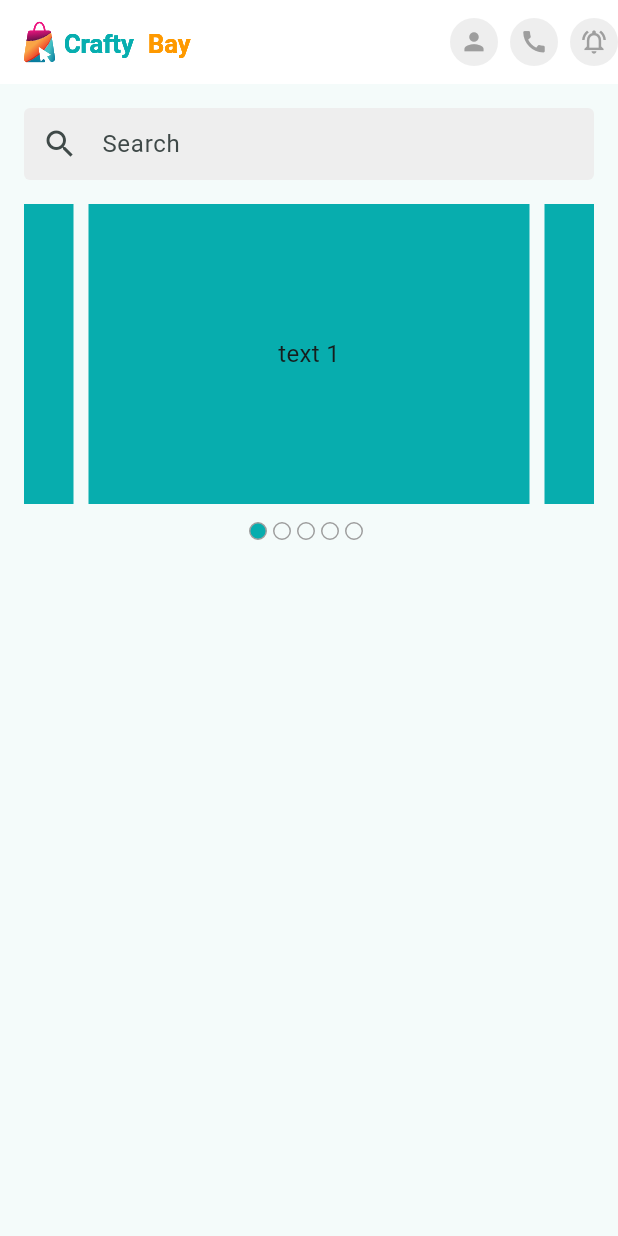
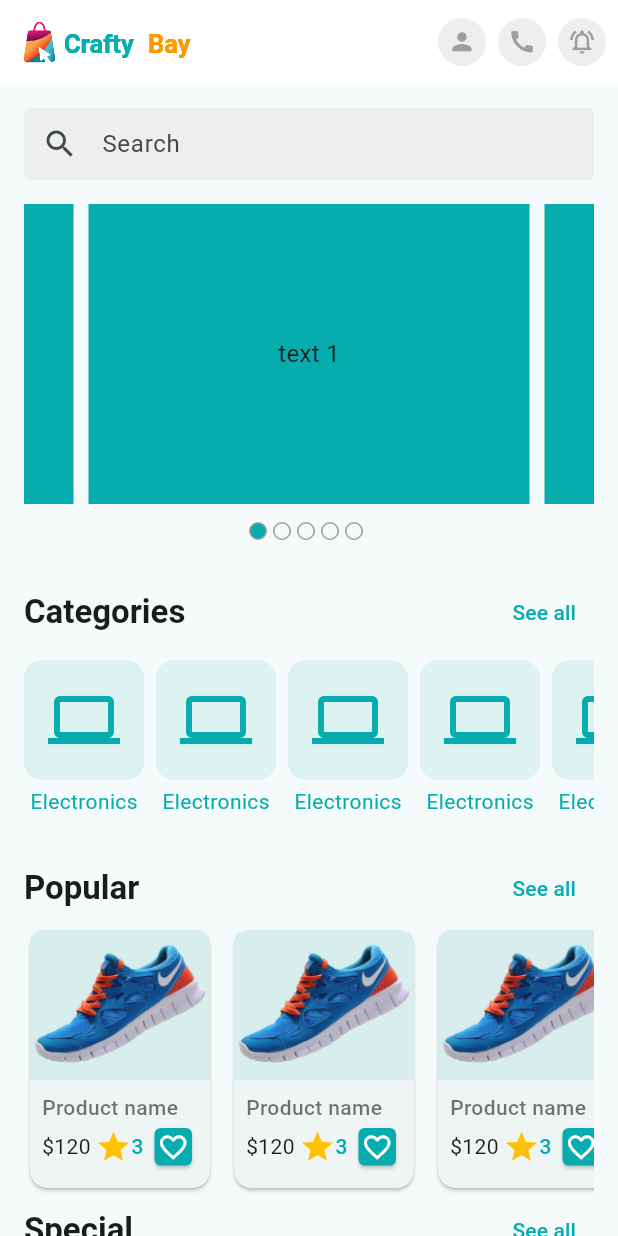
Before and after one commit to nafiurrahmansabbir/crafty_bay, a Flutter app: the screen it shows after launch, on a phone screen of 412 x 824 dp. Run offline on Flutter 3.47's test engine with Material 3 defaults, Android fonts, the phone set to English and light mode, and no system bars; drawn by our look-alikes of carousel_slider; our stand-ins replace flutter_svg, fluttertoast, get, pin_code_fields.

Commit message:
Home Page Categories,Popular,special,new section add

```diff
--- a/lib/presentation/ui/screens/HomeScreen/home_screen.dart
+++ b/lib/presentation/ui/screens/HomeScreen/home_screen.dart
@@ -1,8 +1,12 @@
 import 'package:carousel_slider/carousel_slider.dart';
 import 'package:crafty_bay/presentation/ui/screens/HomeScreen/widgets/appBar_homePage.dart';
+import 'package:crafty_bay/presentation/ui/screens/HomeScreen/widgets/build_categories_section.dart';
 import 'package:crafty_bay/presentation/ui/screens/HomeScreen/widgets/home_banner_carousel_slider.dart';
+import 'package:crafty_bay/presentation/ui/screens/HomeScreen/widgets/product_card.dart';
 import 'package:crafty_bay/presentation/ui/screens/HomeScreen/widgets/search_textfield.dart';
+import 'package:crafty_bay/presentation/ui/screens/HomeScreen/widgets/section_header.dart';
 import 'package:crafty_bay/presentation/ui/utils/app_colors.dart';
+import 'package:crafty_bay/presentation/ui/utils/assets_path.dart';
 
 import 'package:flutter/material.dart';
 
@@ -13,7 +17,7 @@ class HomeScreen extends StatefulWidget {
   State<HomeScreen> createState() => _HomeScreenState();
 }
 
-final TextEditingController _searchTEController =TextEditingController();
+final TextEditingController _searchTEController = TextEditingController();
 
 class _HomeScreenState extends State<HomeScreen> {
   @override
@@ -22,17 +26,144 @@ class _HomeScreenState extends State<HomeScreen> {
       appBar: buildAppBarHome(),
       body: Padding(
         padding: const EdgeInsets.symmetric(horizontal: 16),
-        child: Column(
-          children: [
-            const SizedBox(height: 16),
-            SearchTextField(textEditingController: _searchTEController,),
-            const SizedBox(height: 16,),
-            const HomeBannerCarouselSlider()
-          ],
+        child: SingleChildScrollView(
+          child: Column(
+            children: [
+              const SizedBox(height: 16),
+              SearchTextField(
+                textEditingController: _searchTEController,
+              ),
+              const SizedBox(
+                height: 16,
+              ),
+              const HomeBannerCarouselSlider(),
+              const SizedBox(height: 16),
+              const SizedBox(height: 8),
+              buildCategoriesSection(),
+              const SizedBox(height: 8),
+              _buildPopularProductsSection(),
+              _buildSpecialProductsSection(),
+              _buildNewProductsSection(),
+            ],
+          ),
         ),
       ),
     );
   }
+
+  Widget _buildPopularProductsSection(){
+    return Column(
+      children: [
+        SectionHeader(
+          headerText: 'Popular',
+          title: 'See all',
+          onTap: () {},
+        ),
+        SizedBox(
+          height: 180,
+          child: _buildProductListView(),
+        ),
+      ],
+    );
+  }
+  Widget _buildSpecialProductsSection(){
+    return Column(
+      children: [
+        SectionHeader(
+          headerText: 'Special',
+          title: 'See all',
+          onTap: () {},
+        ),
+        SizedBox(
+          height: 180,
+          child: _buildProductListView(),
+        ),
+      ],
+    );
+  }
+  Widget _buildNewProductsSection(){
+    return Column(
+      children: [
+        SectionHeader(
+          headerText: 'New',
+          title: 'See all',
+          onTap: () {},
+        ),
+        SizedBox(
+          height: 180,
+          child: _buildProductListView(),
+        ),
+      ],
+    );
+  }
+
+
+
+  ListView _buildProductListView() {
+    return ListView.separated(
+        scrollDirection: Axis.horizontal,
+        itemCount: 10,
+        itemBuilder: (context, index) {
+          return ProductCard();
+        },
+        separatorBuilder: (_, __) => const SizedBox(
+          width: 8,
+        ));
+  }
+
+
+
+
+  Widget buildCategoriesSection() {
+    return Column(
+      children: [
+        SectionHeader(
+          headerText: 'Categories',
+          title: 'See all',
+          onTap: () {},
+        ),
+        const SizedBox(height: 8),
+        SizedBox(
+          height: 120,
+          child: _buildCategoryListView(),
+        ),
+      ],
+    );
+  }
+
+  ListView _buildCategoryListView() {
+    return ListView.separated(
+        scrollDirection: Axis.horizontal,
+        itemCount: 10,
+        itemBuilder: (context, index) {
+          return Column(
+            children: [
+              Container(
+                padding: const EdgeInsets.all(16),
+                decoration: BoxDecoration(
+                    color: AppColors.themeColor.withOpacity(0.1),
+                    borderRadius: BorderRadius.circular(12)),
+                child: const Icon(
+                  Icons.computer,
+                  size: 48,
+                  color: AppColors.themeColor,
+                ),
+              ),
+              const SizedBox(height: 4),
+              const Text(
+                'Electronics',
+                style: TextStyle(color: AppColors.themeColor),
+              ),
+            ],
+          );
+        },
+        separatorBuilder: (_, __) => const SizedBox(
+              width: 8,
+            ));
+  }
+
+
+
   @override
   void dispose() {
     _searchTEController.dispose();
--- a/lib/presentation/ui/screens/HomeScreen/widgets/appBar_homePage.dart
+++ b/lib/presentation/ui/screens/HomeScreen/widgets/appBar_homePage.dart
@@ -23,6 +23,7 @@ AppBar buildAppBarHome() {
         iconData: Icons.notifications_active_outlined,
         onTap: () {},
       ),
+      const SizedBox(width: 8),
     ],
   );
 }
--- /dev/null
+++ b/lib/presentation/ui/screens/HomeScreen/widgets/build_categories_section.dart
@@ -0,0 +1,36 @@
+import 'package:flutter/material.dart';
+import '../../../utils/app_colors.dart';
+
+Widget buildCategoriesSection() {
+  return SizedBox(
+    height: 120,
+    child: ListView.separated(
+        scrollDirection: Axis.horizontal,
+        itemCount: 10,
+        itemBuilder: (context, index) {
+          return Column(
+            children: [
+              Container(
+                padding: const EdgeInsets.all(16),
+                decoration: BoxDecoration(
+                    color: AppColors.themeColor.withOpacity(0.1),
+                    borderRadius: BorderRadius.circular(12)),
+                child: const Icon(
+                  Icons.computer,
+                  size: 48,
+                  color: AppColors.themeColor,
+                ),
+              ),
+              const SizedBox(height: 4),
+              const Text(
+                'Electronics',
+                style: TextStyle(color: AppColors.themeColor),
+              ),
+            ],
+          );
+        },
+        separatorBuilder: (_, __) => const SizedBox(
+          width: 8,
+        )),
+  );
+}
--- /dev/null
+++ b/lib/presentation/ui/screens/HomeScreen/widgets/product_card.dart
@@ -0,0 +1,86 @@
+import 'package:flutter/cupertino.dart';
+import 'package:flutter/material.dart';
+
+import '../../../utils/app_colors.dart';
+import '../../../utils/assets_path.dart';
+
+class ProductCard extends StatelessWidget {
+  const ProductCard({
+    super.key,
+  });
+
+  @override
+  Widget build(BuildContext context) {
+    return Card(
+      child: SizedBox(
+        width: 120,
+        child: Column(
+          children: [
+            Container(
+              width: 120,
+              height: 100,
+              padding: const EdgeInsets.all(16),
+              decoration: BoxDecoration(
+                  color: AppColors.themeColor.withOpacity(0.1),
+                  borderRadius: const BorderRadius.only(
+                    topLeft: Radius.circular(8),
+                    topRight: Radius.circular(8),
+                  ),
+                  image: const DecorationImage(
+                      image: AssetImage(AssetsPath.dummyShoe))),
+            ),
+            Padding(
+              padding: const EdgeInsets.all(8.0),
+              child: Column(
+                crossAxisAlignment: CrossAxisAlignment.start,
+                children: [
+                  Text(
+                    'Product name',
+                    maxLines: 1,
+                    style: TextStyle(
+                        fontWeight: FontWeight.w500,
+                        color: Colors.black54),
+                  ),
+                  Row(
+                    mainAxisAlignment: MainAxisAlignment.spaceBetween,
+                    children: [
+                      Text(
+                        '\$120',
+                      ),
+                      Wrap(
+                        crossAxisAlignment: WrapCrossAlignment.center,
+                        children: [
+                          Icon(
+                            Icons.star,
+                            color: Colors.amber,
+                          ),
+                          Text('3',style: TextStyle(
+                            fontWeight: FontWeight.w500,
+                            color: AppColors.themeColor,
+                          ),),
+                        ],
+                      ),
+                      Card(
+                        color: AppColors.themeColor,
+                        shape: RoundedRectangleBorder(
+                            borderRadius: BorderRadius.circular(4)),
+                        child: Padding(
+                          padding: const EdgeInsets.all(2.0),
+                          child: Icon(
+                            Icons.favorite_outline,
+                            size: 21,
+                            color: Colors.white,
+                          ),
+                        ),
+                      )
+                    ],
+                  ),
+                ],
+              ),
+            )
+          ],
+        ),
+      ),
+    );
+  }
+}
--- /dev/null
+++ b/lib/presentation/ui/screens/HomeScreen/widgets/section_header.dart
@@ -0,0 +1,31 @@
+import 'package:flutter/cupertino.dart';
+import 'package:flutter/material.dart';
+
+class SectionHeader extends StatelessWidget {
+  const SectionHeader({
+    super.key,
+    required this.headerText,
+    required this.title,
+    required this.onTap,
+  });
+
+  final String title;
+  final String headerText;
+  final VoidCallback onTap;
+
+  @override
+  Widget build(BuildContext context) {
+    return Row(
+      mainAxisAlignment: MainAxisAlignment.spaceBetween,
+      children: [
+        Text(
+          headerText,
+          style: Theme.of(context).textTheme.titleLarge?.copyWith(
+                fontWeight: FontWeight.w600,
+              ),
+        ),
+        TextButton(onPressed: () {}, child: Text(title)),
+      ],
+    );
+  }
+}
--- a/lib/presentation/ui/utils/assets_path.dart
+++ b/lib/presentation/ui/utils/assets_path.dart
@@ -6,4 +6,7 @@ class AssetsPath {
 
   static const String navLogoSVG = '$_images/logo_nav.svg';
   static const String navLogoPNG = '$_images/logo_nav.png';
+  static const String dummyShoe ='$_images/shoe.png';
+  static const String dummyPhone ='$_images/phone.png';
+
 }
--- a/pubspec.yaml
+++ b/pubspec.yaml
@@ -48,6 +48,9 @@ flutter:
     - assets/
     - assets/icons/
     - assets/images/
+#    - assets/images/bannerProducts/
+#    - assets/images/laptop/
+#    - assets/images/phone/
 
   # An image asset can refer to one or more resolution-specific "variants", see
   # https://flutter.dev/to/resolution-aware-images
```
Also changed, not shown: assets/images/phone.png (added), assets/images/shoe.png (added).
